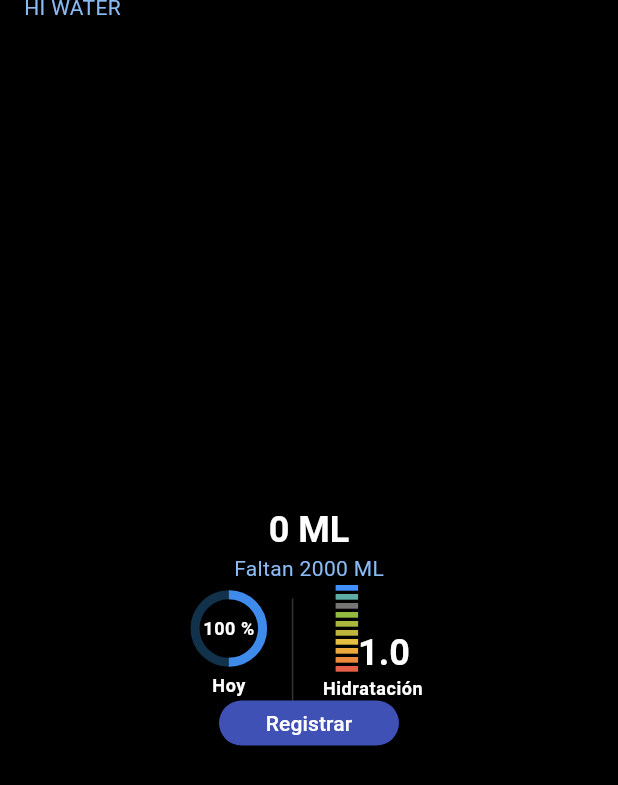
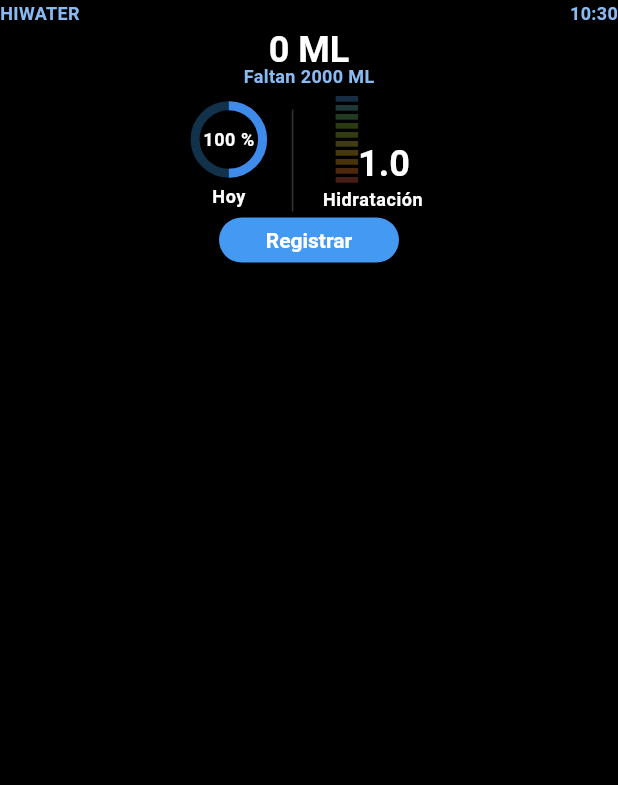
Before and after one commit to AlanJuarezF/Clone-HiWater, a Flutter app: the screen it shows after launch, on a phone screen of 412 x 824 dp. Shown: the top 785 px of the screen. Run offline on Flutter 3.47's test engine with Material 2 defaults, Android fonts, the phone set to English and light mode, and no system bars.

Commit message:
Colores brillantes y oscuros

```diff
--- a/lib/assets/interval_progress_bar.dart
+++ b/lib/assets/interval_progress_bar.dart
@@ -1,13 +1,40 @@
 import 'package:flutter/material.dart';
 
 class IntervalProgressBar extends StatefulWidget {
-  const IntervalProgressBar({super.key});
+  final int value; //define el valor de cuanta agua tomaste
+  const IntervalProgressBar({Key? key, required this.value}) : super(key: key);
 
   @override
   State<IntervalProgressBar> createState() => _IntervalProgressBarState();
 }
 
 class _IntervalProgressBarState extends State<IntervalProgressBar> {
+  List<Color> darkColors = [
+    const Color.fromARGB(255, 22, 45, 67),
+    const Color.fromARGB(255, 28, 55, 53),
+    const Color.fromARGB(255, 33, 59, 34),
+    const Color.fromARGB(255, 42, 59, 17),
+    const Color.fromARGB(255, 50, 59, 18),
+    const Color.fromARGB(255, 63, 60, 21),
+    const Color.fromARGB(255, 71, 57, 9),
+    const Color.fromARGB(255, 75, 51, 9),
+    const Color.fromARGB(255, 77, 40, 15),
+    const Color.fromARGB(255, 71, 29, 23),
+  ];
+
+  List<Color> brightColors = [
+    const Color.fromARGB(255, 66, 144, 255),
+    const Color.fromARGB(255, 94, 173, 167),
+    const Color.fromARGB(255, 118, 118, 116),
+    const Color.fromARGB(255, 145, 186, 62),
+    const Color.fromARGB(255, 169, 183, 60),
+    const Color.fromARGB(255, 192, 181, 60),
+    const Color.fromARGB(255, 230, 190, 64),
+    const Color.fromARGB(255, 237, 169, 59),
+    const Color.fromARGB(255, 235, 138, 60),
+    const Color.fromARGB(255, 229, 95, 72),
+  ];
+
   @override
   Widget build(BuildContext context) {
     return Row(
@@ -19,27 +46,33 @@ class _IntervalProgressBarState extends State<IntervalProgressBar> {
   }
 
   Widget _bar() {
+    List<Color> actualColors;
+    if (widget.value == 0) {
+      actualColors = darkColors;
+    } else {
+      actualColors = brightColors;
+    }
     return Column(
       children: [
-        _interval(customColor: const Color.fromARGB(255, 66, 144, 255)),
+        _interval(customColor: actualColors[0]),
         _separator(),
-        _interval(customColor: const Color.fromARGB(255, 94, 173, 167)),
+        _interval(customColor: actualColors[1]),
         _separator(),
-        _interval(customColor: const Color.fromARGB(255, 118, 118, 116)),
+        _interval(customColor: actualColors[2]),
         _separator(),
-        _interval(customColor: const Color.fromARGB(255, 145, 186, 62)),
+        _interval(customColor: actualColors[3]),
         _separator(),
-        _interval(customColor: const Color.fromARGB(255, 169, 183, 60)),
+        _interval(customColor: actualColors[4]),
         _separator(),
-        _interval(customColor: const Color.fromARGB(255, 192, 181, 60)),
+        _interval(customColor: actualColors[5]),
         _separator(),
-        _interval(customColor: const Color.fromARGB(255, 230, 190, 64)),
+        _interval(customColor: actualColors[6]),
         _separator(),
-        _interval(customColor: const Color.fromARGB(255, 237, 169, 59)),
+        _interval(customColor: actualColors[7]),
         _separator(),
-        _interval(customColor: const Color.fromARGB(255, 235, 138, 60)),
+        _interval(customColor: actualColors[8]),
         _separator(),
-        _interval(customColor: const Color.fromARGB(255, 229, 95, 72)),
+        _interval(customColor: actualColors[9]),
         _separator(),
       ],
     );
--- a/lib/main.dart
+++ b/lib/main.dart
@@ -26,7 +26,10 @@ class MyApp extends StatelessWidget {
           textTheme: const TextTheme(
               headlineSmall:
                   TextStyle(color: Colors.white, fontWeight: FontWeight.bold),
-              bodyMedium: TextStyle(color: Color.fromARGB(255, 137, 186, 243)),
+              bodyMedium: TextStyle(
+                  color: Color.fromARGB(255, 137, 186, 243),
+                  fontSize: 12,
+                  fontWeight: FontWeight.bold),
               bodySmall: TextStyle(
                 color: Colors.white,
                 fontSize: 12,
@@ -34,8 +37,11 @@ class MyApp extends StatelessWidget {
               )),
           elevatedButtonTheme: ElevatedButtonThemeData(
               style: ElevatedButton.styleFrom(
-                  backgroundColor: Colors.indigo,
-                  foregroundColor: Colors.white)),
+                  backgroundColor: const Color.fromARGB(255, 68, 154, 243),
+                  foregroundColor: Colors.white,
+                  textStyle: const TextStyle(
+                    fontWeight: FontWeight.bold,
+                  ))),
           useMaterial3: true,
         ),
         home: const StartScreen());
--- a/lib/screens/start_screen.dart
+++ b/lib/screens/start_screen.dart
@@ -1,5 +1,6 @@
 import 'package:flutter/material.dart';
 import 'package:water_counter_app/assets/interval_progress_bar.dart';
+import 'package:intl/intl.dart';
 
 class StartScreen extends StatefulWidget {
   const StartScreen({super.key});
@@ -13,32 +14,56 @@ class _StartScreenState extends State<StartScreen> {
   Widget build(BuildContext context) {
     return Scaffold(
       appBar: AppBar(
-        toolbarHeight: 10.0,
+        toolbarHeight: 16.0,
         centerTitle: false,
-        leadingWidth: 0,
-        title: Text(
-          'HI WATER',
+        leadingWidth: 100,
+        leading: Text(
+          'HIWATER',
           style: Theme.of(context).textTheme.bodyMedium,
         ),
-        actions: [],
+        actions: [
+          _hour(),
+        ],
       ),
-      body: Column(
+      body: SizedBox(
+        height: 160.0,
+        child: Column(
           mainAxisAlignment: MainAxisAlignment.center,
           children: [
             _totalMl(),
+            _verticalGap(),
             _indicators(),
+            _verticalGap(),
             _buttonReg(),
           ],
         ),
+      ),
+    );
+  }
+
+  Widget _hour() {
+    String formattedTime = DateFormat.Hm().format(DateTime.now());
+    return Text(
+      formattedTime,
+      style: Theme.of(context).textTheme.bodyMedium,
+    );
+  }
+
+  Widget _verticalGap() {
+    return const SizedBox(
+      height: 4.0,
     );
   }
 
   Widget _totalMl() {
     return Column(
       children: [
-        Text(
+        SizedBox(
+          height: 25.0,
+          child: Text(
             '0 ML',
             style: Theme.of(context).textTheme.headlineSmall,
+          ),
         ),
         Text(
           'Faltan 2000 ML',
@@ -111,7 +136,7 @@ class _StartScreenState extends State<StartScreen> {
   Widget _hydration() {
     return Column(
       children: [
-        const IntervalProgressBar(),
+        const IntervalProgressBar(value: 0),
 
         //_intervalBar(),
         Text(
--- a/pubspec.yaml
+++ b/pubspec.yaml
@@ -35,6 +35,8 @@ dependencies:
   # The following adds the Cupertino Icons font to your application.
   # Use with the CupertinoIcons class for iOS style icons.
   cupertino_icons: ^1.0.2
+  flutter_intl: ^0.0.1
+  intl: ^0.18.1
 
 dev_dependencies:
   flutter_test:
```
Also changed, not shown: pubspec.lock. Lines whose indentation alone changed are shown as unchanged.
